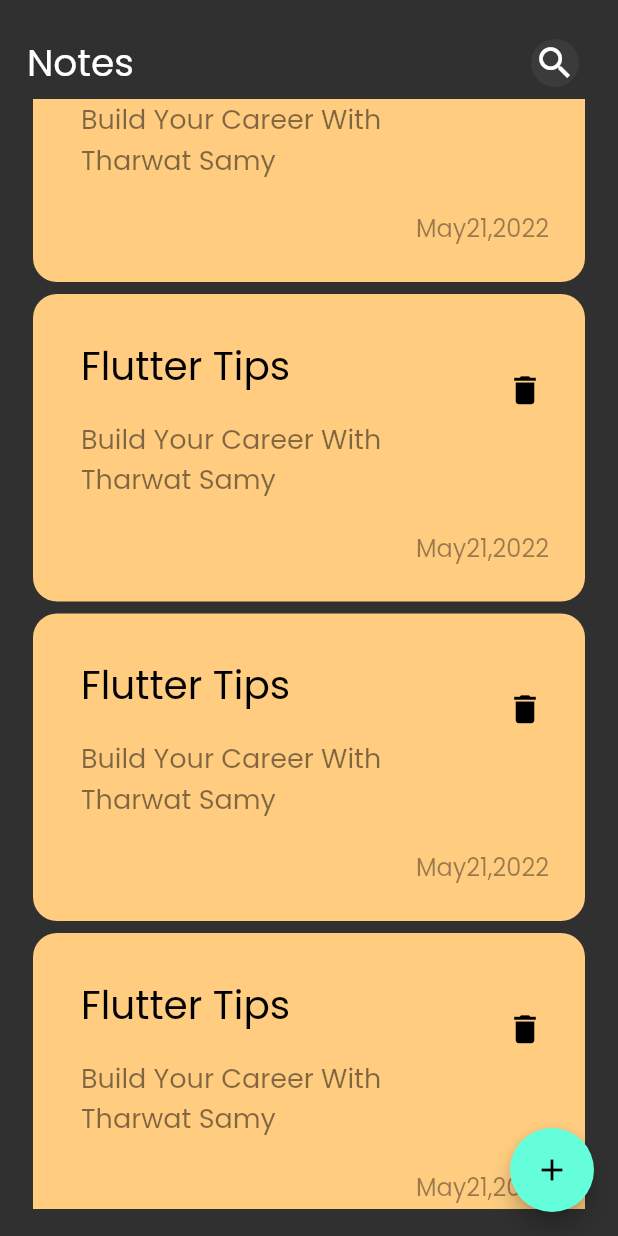
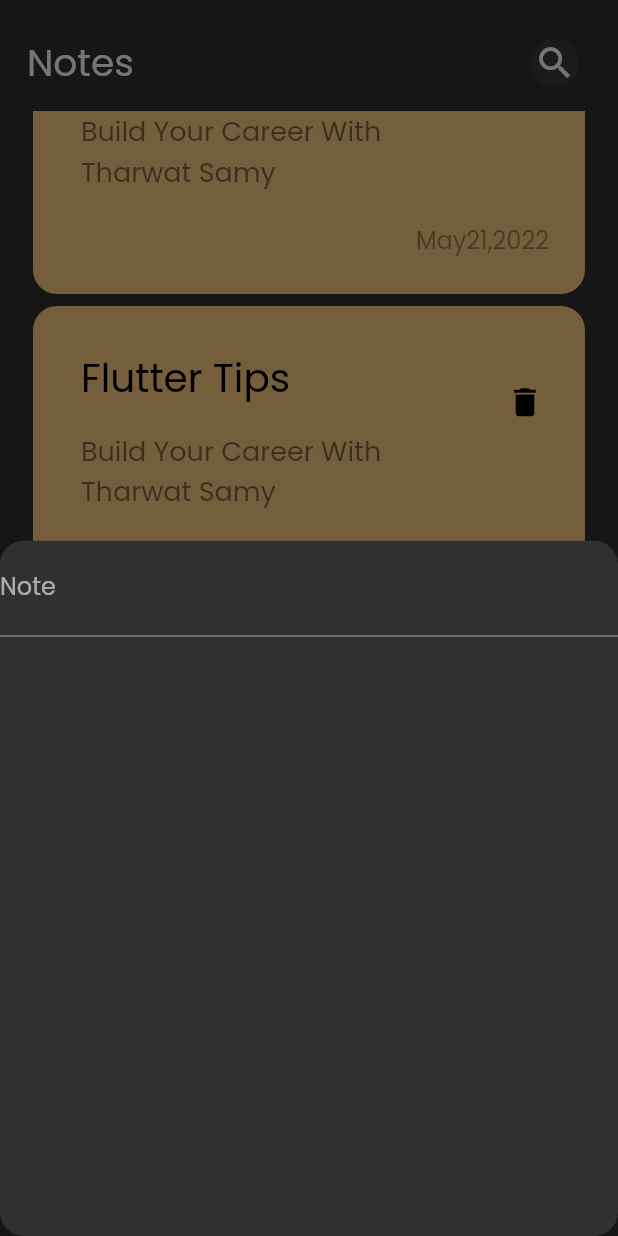
Before and after one commit to zicoovic/notes_app, a Flutter app: the screen it shows after launch, scrolled down 1152 dp, after a tap on the "add" icon, on a phone screen of 412 x 824 dp. Run offline on Flutter 3.47's test engine with Material 2 defaults, Android fonts, the phone set to English and light mode, and no system bars.

Commit message:
add note button sheet

```diff
--- a/lib/view/notes_view.dart
+++ b/lib/view/notes_view.dart
@@ -1,4 +1,5 @@
 import 'package:flutter/material.dart';
+import 'package:notes_app/view/widgets/add_note_button_sheet.dart';
 import 'package:notes_app/view/widgets/notes_view_body_widget.dart';
 
 class NotesView extends StatelessWidget {
@@ -9,7 +10,16 @@ class NotesView extends StatelessWidget {
     return Scaffold(
       body: const NotesViewBody(),
       floatingActionButton: FloatingActionButton(
-        onPressed: () {},
+        onPressed: () {
+          showModalBottomSheet(
+              context: context,
+              builder: (context) {
+                return const AddNoteButtonSheet();
+              },
+              shape: RoundedRectangleBorder(
+                borderRadius: BorderRadius.circular(16),
+              ));
+        },
         child: const Icon(Icons.add),
       ),
     );
--- /dev/null
+++ b/lib/view/widgets/add_note_button_sheet.dart
@@ -0,0 +1,19 @@
+import 'package:flutter/material.dart';
+
+class AddNoteButtonSheet extends StatelessWidget {
+  const AddNoteButtonSheet({super.key});
+
+  @override
+  Widget build(BuildContext context) {
+    return Column(
+      children: [
+        TextFormField(
+          decoration: InputDecoration(
+            labelText: 'Note',
+            hintText: 'Add a note',
+          ),
+        )
+      ],
+    );
+  }
+}
--- a/lib/view/widgets/notes_list_view.dart
+++ b/lib/view/widgets/notes_list_view.dart
@@ -7,7 +7,10 @@ class NotesListView extends StatelessWidget {
   final data = const [];
   @override
   Widget build(BuildContext context) {
-    return ListView.builder(
+    return Padding(
+      padding: const EdgeInsets.symmetric(vertical: 8.0),
+      child: ListView.builder(
+        padding: EdgeInsets.zero,
         itemCount: 100,
         itemBuilder: (context, index) {
           return const Padding(
@@ -15,6 +18,7 @@ class NotesListView extends StatelessWidget {
             child: NoteItem(),
           );
         },
+      ),
     );
   }
 }
```
Lines whose indentation alone changed are shown as unchanged.
